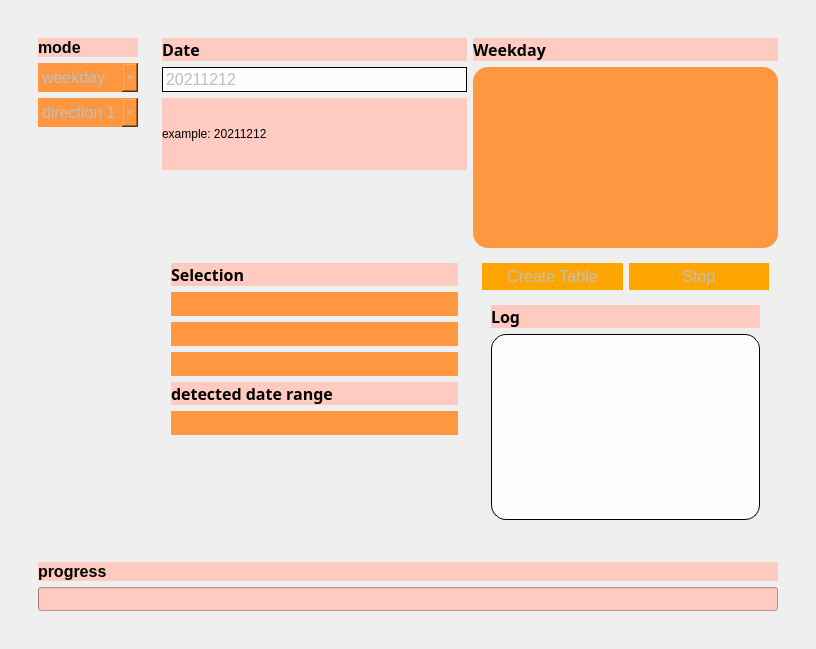
Old version of the form add_files/create_table_create.ui in the repository Themishau/GTFStoFahrplan.
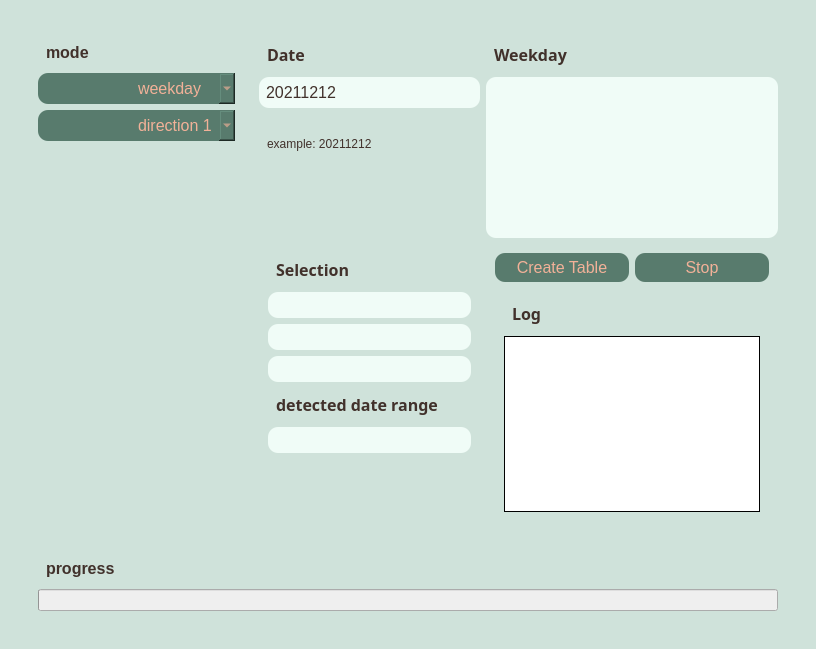
New version of the form.

Commit message: new ui and refactoring observer pattern

```diff
--- a/add_files/create_table_create.ui
+++ b/add_files/create_table_create.ui
@@ -13,6 +13,60 @@
   <property name="windowTitle">
    <string>Form</string>
   </property>
+  <property name="styleSheet">
+   <string notr="true">#Form {
+border-style: solid;
+border-color:  #f2f7f5;
+background: #cfe2da; 
+
+}
+
+#Form QListWidget {
+	background-color: #F0FCF7;
+   border-radius: 10px;
+	padding: 5px 5px 5px 5px;
+	text-align: center;
+    color:#41312b;
+}
+
+#Form QPushButton {
+	background-color: #587b6d;
+   border-radius: 10px;
+	padding: 5px 5px 5px 5px;
+	text-align: center;
+    color:#f2b198;
+}
+
+#Form QLineEdit {
+	background-color: #F0FCF7;
+   border-radius: 10px;
+	padding: 5px 5px 5px 5px;
+	text-align: center;
+    color:#41312b;
+}
+
+#Form QLabel {
+   border-radius: 10px;
+	padding: 5px 5px 5px 5px;
+	text-align: center;
+    color:#41312b;
+}
+
+#Form QComboBox {
+	background-color: #587b6d;
+   border-radius: 10px;
+	padding: 5px 5px 5px 100px;
+	text-align: center;
+    color:#f2b198;
+    
+}
+
+#Form QPushButton:hover {
+	background-color: #408d49;
+   border-radius: 10px;
+       color:#fde1d6;
+}</string>
+  </property>
   <layout class="QGridLayout" name="gridLayout">
    <item row="0" column="0">
     <widget class="QWidget" name="widget_2" native="true">
@@ -28,8 +82,7 @@
               <item row="3" column="0">
                <widget class="QLabel" name="label_12">
                 <property name="styleSheet">
-                 <string notr="true">background-color:  #ffcbc0;
-font: 75 8pt &quot;72&quot;;</string>
+                 <string notr="true"/>
                 </property>
                 <property name="text">
                  <string>&lt;html&gt;&lt;head/&gt;&lt;body&gt;&lt;p&gt;&lt;span style=&quot; font-size:12pt; font-weight:600;&quot;&gt;mode&lt;/span&gt;&lt;/p&gt;&lt;/body&gt;&lt;/html&gt;</string>
@@ -47,12 +100,7 @@
                  </font>
                 </property>
                 <property name="styleSheet">
-                 <string notr="true">background-color:  #ff9740;
-border-style: outset;
-border-width:0px;
-border-radius: 15px;
-border-color: black;
-padding: 4px;</string>
+                 <string notr="true"/>
                 </property>
                 <item>
                  <property name="text">
@@ -77,12 +125,7 @@
                  </font>
                 </property>
                 <property name="styleSheet">
-                 <string notr="true">background-color:  #ff9740;
-border-style: outset;
-border-width:0px;
-border-radius: 15px;
-border-color: black;
-padding: 4px;</string>
+                 <string notr="true"/>
                 </property>
                 <item>
                  <property name="text">
@@ -125,14 +168,13 @@
                  <font>
                   <family>72</family>
                   <pointsize>8</pointsize>
-                  <weight>9</weight>
+                  <weight>50</weight>
                   <italic>false</italic>
                   <bold>false</bold>
                  </font>
                 </property>
                 <property name="styleSheet">
-                 <string notr="true">background-color:  #ffcbc0;
-font: 75 8pt &quot;72&quot;;</string>
+                 <string notr="true"/>
                 </property>
                 <property name="text">
                  <string>&lt;html&gt;&lt;head/&gt;&lt;body&gt;&lt;p&gt;&lt;span style=&quot; font-size:12pt; font-weight:600;&quot;&gt;Weekday&lt;/span&gt;&lt;/p&gt;&lt;/body&gt;&lt;/html&gt;</string>
@@ -142,7 +184,7 @@
               <item row="2" column="0">
                <widget class="QLabel" name="label_2">
                 <property name="styleSheet">
-                 <string notr="true">background-color:  #ffcbc0;</string>
+                 <string notr="true"/>
                 </property>
                 <property name="text">
                  <string>example: 20211212</string>
@@ -160,12 +202,7 @@
                  </font>
                 </property>
                 <property name="styleSheet">
-                 <string notr="true">background-color:  #fdfefe;
-border-style: outset;
-border-width: 0.5px;
-border-radius: 15px;
-border-color: black;
-padding: 1px;</string>
+                 <string notr="true"/>
                 </property>
                 <property name="text">
                  <string>20211212</string>
@@ -183,12 +220,7 @@
                  </font>
                 </property>
                 <property name="styleSheet">
-                 <string notr="true">background-color:  #ff9740;
-border-style: outset;
-border-width: 0px;
-border-radius: 15px;
-border-color: black;
-padding: 4px;</string>
+                 <string notr="true"/>
                 </property>
                 <property name="verticalScrollBarPolicy">
                  <enum>Qt::ScrollBarAlwaysOff</enum>
@@ -204,14 +236,13 @@
                  <font>
                   <family>72</family>
                   <pointsize>8</pointsize>
-                  <weight>9</weight>
+                  <weight>50</weight>
                   <italic>false</italic>
                   <bold>false</bold>
                  </font>
                 </property>
                 <property name="styleSheet">
-                 <string notr="true">background-color:  #ffcbc0;
-font: 75 8pt &quot;72&quot;;</string>
+                 <string notr="true"/>
                 </property>
                 <property name="text">
                  <string>&lt;html&gt;&lt;head/&gt;&lt;body&gt;&lt;p&gt;&lt;span style=&quot; font-size:12pt; font-weight:600;&quot;&gt;Date&lt;/span&gt;&lt;/p&gt;&lt;/body&gt;&lt;/html&gt;</string>
@@ -229,14 +260,13 @@
                       <font>
                        <family>72</family>
                        <pointsize>8</pointsize>
-                       <weight>9</weight>
+                       <weight>50</weight>
                        <italic>false</italic>
                        <bold>false</bold>
                       </font>
                      </property>
                      <property name="styleSheet">
-                      <string notr="true">background-color:  #ffcbc0;
-font: 75 8pt &quot;72&quot;;</string>
+                      <string notr="true"/>
                      </property>
                      <property name="text">
                       <string>&lt;html&gt;&lt;head/&gt;&lt;body&gt;&lt;p&gt;&lt;span style=&quot; font-size:12pt; font-weight:600;&quot;&gt;Selection&lt;/span&gt;&lt;/p&gt;&lt;/body&gt;&lt;/html&gt;</string>
@@ -249,12 +279,7 @@
                       <bool>false</bool>
                      </property>
                      <property name="styleSheet">
-                      <string notr="true">background-color:  #ff9740;
-border-style: outset;
-border-width: 0px;
-border-radius: 15px;
-border-color: black;
-padding: 4px;</string>
+                      <string notr="true"/>
                      </property>
                     </widget>
                    </item>
@@ -264,12 +289,7 @@
                       <bool>false</bool>
                      </property>
                      <property name="styleSheet">
-                      <string notr="true">background-color:  #ff9740;
-border-style: outset;
-border-width: 0px;
-border-radius: 15px;
-border-color: black;
-padding: 4px;</string>
+                      <string notr="true"/>
                      </property>
                     </widget>
                    </item>
@@ -279,12 +299,7 @@
                       <bool>false</bool>
                      </property>
                      <property name="styleSheet">
-                      <string notr="true">background-color:  #ff9740;
-border-style: outset;
-border-width: 0px;
-border-radius: 15px;
-border-color: black;
-padding: 4px;</string>
+                      <string notr="true"/>
                      </property>
                     </widget>
                    </item>
@@ -294,12 +309,7 @@
                       <bool>false</bool>
                      </property>
                      <property name="styleSheet">
-                      <string notr="true">background-color:  #ff9740;
-border-style: outset;
-border-width: 0px;
-border-radius: 15px;
-border-color: black;
-padding: 4px;</string>
+                      <string notr="true"/>
                      </property>
                     </widget>
                    </item>
@@ -309,14 +319,13 @@
                       <font>
                        <family>72</family>
                        <pointsize>8</pointsize>
-                       <weight>9</weight>
+                       <weight>50</weight>
                        <italic>false</italic>
                        <bold>false</bold>
                       </font>
                      </property>
                      <property name="styleSheet">
-                      <string notr="true">background-color:  #ffcbc0;
-font: 75 8pt &quot;72&quot;;</string>
+                      <string notr="true"/>
                      </property>
                      <property name="text">
                       <string>&lt;html&gt;&lt;head/&gt;&lt;body&gt;&lt;p&gt;&lt;span style=&quot; font-size:12pt; font-weight:600;&quot;&gt;detected date range&lt;/span&gt;&lt;/p&gt;&lt;/body&gt;&lt;/html&gt;</string>
@@ -357,12 +366,7 @@
                       </font>
                      </property>
                      <property name="styleSheet">
-                      <string notr="true">background-color: orange;
-border-style: outset;
-border-width: 0px;
-border-radius: 15px;
-border-color: black;
-padding: 4px;</string>
+                      <string notr="true"/>
                      </property>
                      <property name="text">
                       <string>Create Table</string>
@@ -380,12 +384,7 @@
                       </font>
                      </property>
                      <property name="styleSheet">
-                      <string notr="true">background-color: orange;
-border-style: outset;
-border-width: 0px;
-border-radius: 15px;
-border-color: black;
-padding: 4px;</string>
+                      <string notr="true"/>
                      </property>
                      <property name="text">
                       <string>Stop</string>
@@ -405,14 +404,13 @@
                          <font>
                           <family>72</family>
                           <pointsize>8</pointsize>
-                          <weight>9</weight>
+                          <weight>50</weight>
                           <italic>false</italic>
                           <bold>false</bold>
                          </font>
                         </property>
                         <property name="styleSheet">
-                         <string notr="true">background-color:  #ffcbc0;
-font: 75 8pt &quot;72&quot;;</string>
+                         <string notr="true"/>
                         </property>
                         <property name="text">
                          <string>&lt;html&gt;&lt;head/&gt;&lt;body&gt;&lt;p&gt;&lt;span style=&quot; font-size:12pt; font-weight:600;&quot;&gt;Log&lt;/span&gt;&lt;/p&gt;&lt;/body&gt;&lt;/html&gt;</string>
@@ -422,12 +420,7 @@
                       <item row="1" column="0">
                        <widget class="QTextBrowser" name="textBrowser">
                         <property name="styleSheet">
-                         <string notr="true">background-color:  #fdfefe;
-border-style: outset;
-border-width: 1px;
-border-radius: 15px;
-border-color: black;
-padding: 4px;</string>
+                         <string notr="true"/>
                         </property>
                         <property name="frameShape">
                          <enum>QFrame::Box</enum>
@@ -464,8 +457,7 @@
               <item row="0" column="0">
                <widget class="QLabel" name="label_14">
                 <property name="styleSheet">
-                 <string notr="true">background-color:  #ffcbc0;
-font: 75 8pt &quot;72&quot;;</string>
+                 <string notr="true"/>
                 </property>
                 <property name="text">
                  <string>&lt;html&gt;&lt;head/&gt;&lt;body&gt;&lt;p&gt;&lt;span style=&quot; font-size:12pt; font-weight:600;&quot;&gt;progress&lt;/span&gt;&lt;/p&gt;&lt;/body&gt;&lt;/html&gt;</string>
@@ -478,8 +470,7 @@
                  <bool>false</bool>
                 </property>
                 <property name="styleSheet">
-                 <string notr="true">background-color:  #ffcbc0;
-padding: 1 px;</string>
+                 <string notr="true"/>
                 </property>
                 <property name="value">
                  <number>0</number>
```
The commit also changes 6 other files.
